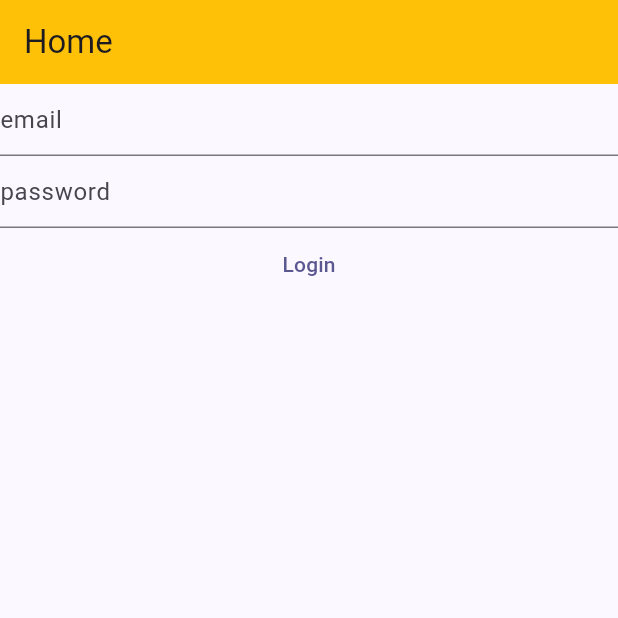
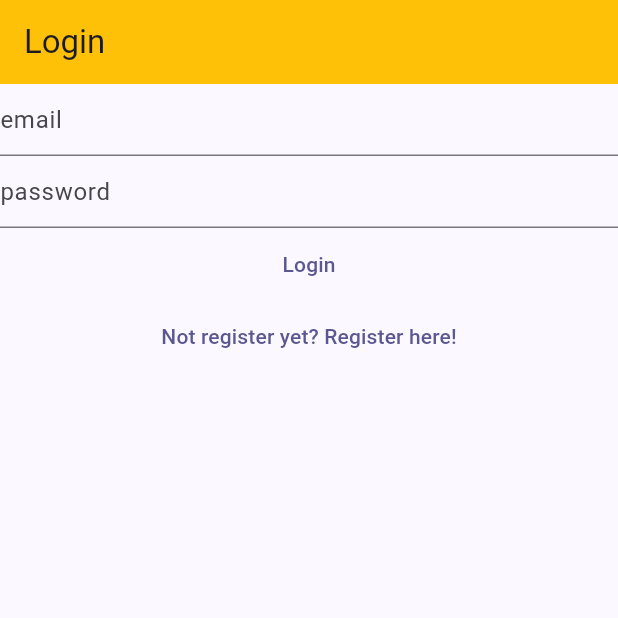
Before and after one commit to crisis-arg/mynotes, a Flutter app: the screen it shows after launch, on a phone screen of 412 x 824 dp, the top half of it. Run offline on Flutter 3.47's test engine with Material 3 defaults, Android fonts, the phone set to English and light mode, and no system bars; our stand-ins replace firebase_auth, firebase_core; accounts and stored records are empty.

Commit message:
Link Between Login and Register Views(Navigator)

```diff
--- a/lib/main.dart
+++ b/lib/main.dart
@@ -2,8 +2,9 @@ import 'package:firebase_auth/firebase_auth.dart';
 import 'package:firebase_core/firebase_core.dart';
 import 'package:flutter/material.dart';
 import 'package:mynotes/firebase_options.dart';
-
+import 'package:mynotes/views/register_view.dart';
 import 'package:mynotes/views/login_views.dart';
+import 'package:mynotes/views/verifyemail_views.dart';
 
 void main() {
   WidgetsFlutterBinding.ensureInitialized();
@@ -16,6 +17,10 @@ void main() {
         useMaterial3: true,
       ),
       home: const HomePage(),
+      routes: {
+        '/login/': (context) => const LoginView(),
+        '/register/': (context) => const RegisterView(),
+      },
     ),
   );
 }
@@ -25,54 +30,28 @@ class HomePage extends StatelessWidget {
 
   @override
   Widget build(BuildContext context) {
-    return Scaffold(
-      appBar: AppBar(
-        backgroundColor: Colors.amber,
-        title: const Text('Home'),
-      ),
-      body: FutureBuilder(
+    return FutureBuilder(
       future: Firebase.initializeApp(
         options: DefaultFirebaseOptions.currentPlatform,
       ),
       builder: (context, snapshot) {
         switch (snapshot.connectionState) {
           case ConnectionState.done:
-              // final user = FirebaseAuth.instance.currentUser;
-              // if (user?.emailVerified ?? false) {
-              //   return const Text('done');
-              // } else {
-              //   return const VerifyEmailView();
-              // }
+            final user = FirebaseAuth.instance.currentUser;
+            if (user != null) {
+              if (user.emailVerified) {
+                print('email is verified');
+              } else {
+                return const VerifyEmailView();
+              }
+            } else {
               return const LoginView();
+            }
+            return const Text('Done');
           default:
-              return const Text('loading....');
+            return const CircularProgressIndicator();
         }
       },
-      ),
     );
   }
 }
-
-class VerifyEmailView extends StatefulWidget {
-  const VerifyEmailView({super.key});
-
-  @override
-  State<VerifyEmailView> createState() => _VerifyEmailViewState();
-}
-
-class _VerifyEmailViewState extends State<VerifyEmailView> {
-  @override
-  Widget build(BuildContext context) {
-    return Column(
-      children: [
-        const Text('please verify your email'),
-        TextButton(
-            onPressed: () async {
-              final user = FirebaseAuth.instance.currentUser;
-              await user?.sendEmailVerification();
-            },
-            child: const Text('send email verification'))
-      ],
-    );
-  }
-}
--- a/lib/views/login_views.dart
+++ b/lib/views/login_views.dart
@@ -29,7 +29,12 @@ class _LoginViewState extends State<LoginView> {
 
   @override
   Widget build(BuildContext context) {
-    return Column(
+    return Scaffold(
+      appBar: AppBar(
+        title: Text('Login'),
+        backgroundColor: Colors.amber,
+      ),
+      body: Column(
         children: [
           TextField(
             controller: _email,
@@ -66,7 +71,15 @@ class _LoginViewState extends State<LoginView> {
                 }
               },
               child: const Text('Login')),
+          TextButton(
+            onPressed: () {
+              Navigator.of(context)
+                  .pushNamedAndRemoveUntil('/register/', (route) => false);
+            },
+            child: const Text('Not register yet? Register here!'),
+          )
         ],
+      ),
     );
   }
 }
--- a/lib/views/register_view.dart
+++ b/lib/views/register_view.dart
@@ -1,7 +1,5 @@
 import 'package:firebase_auth/firebase_auth.dart';
-import 'package:firebase_core/firebase_core.dart';
 import 'package:flutter/material.dart';
-import 'package:mynotes/firebase_options.dart';
 
 class RegisterView extends StatefulWidget {
   const RegisterView({super.key});
@@ -31,7 +29,12 @@ class _RegisterViewState extends State<RegisterView> {
 
   @override
   Widget build(BuildContext context) {
-    return Column(
+    return Scaffold(
+      appBar: AppBar(
+        backgroundColor: Colors.amber,
+        title: Text('Register'),
+      ),
+      body: Column(
         children: [
           TextField(
             controller: _email,
@@ -70,7 +73,14 @@ class _RegisterViewState extends State<RegisterView> {
                 }
               },
               child: const Text('Register')),
+          TextButton(
+              onPressed: () {
+                Navigator.of(context)
+                    .pushNamedAndRemoveUntil('/login/', (route) => false);
+              },
+              child: const Text('already register? Login here!'))
         ],
+      ),
     );
   }
 }
```
Also changed, not shown: lib/views/verifyemail_views.dart (added, +31 -0 lines). Lines whose indentation alone changed are shown as unchanged.
